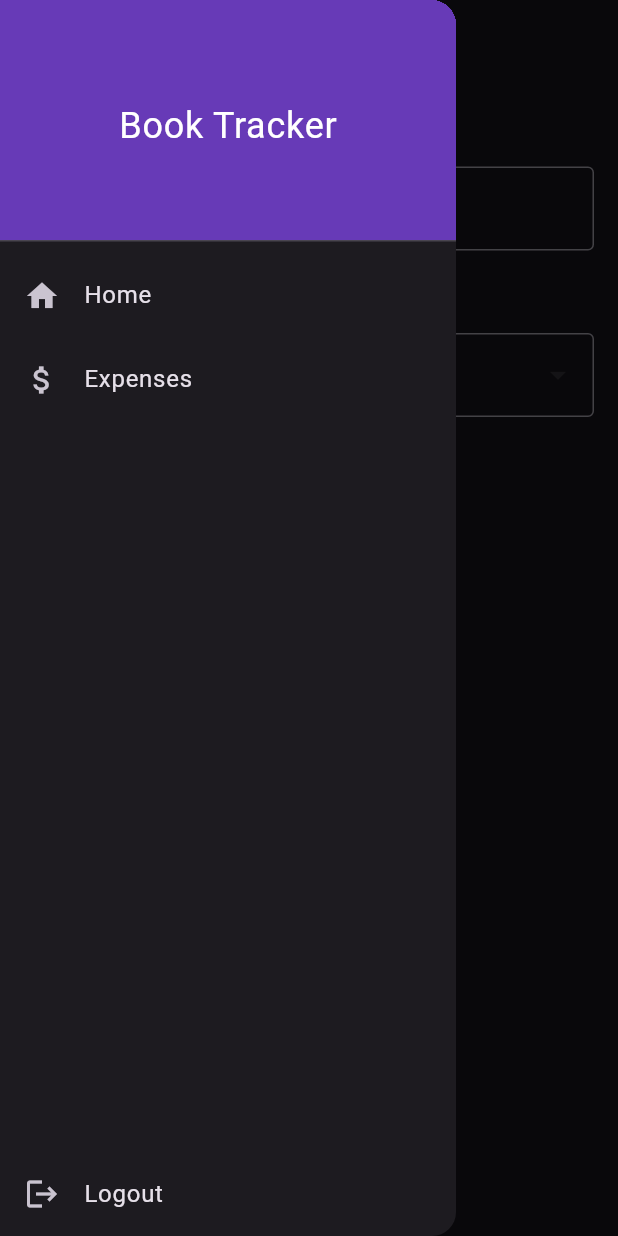
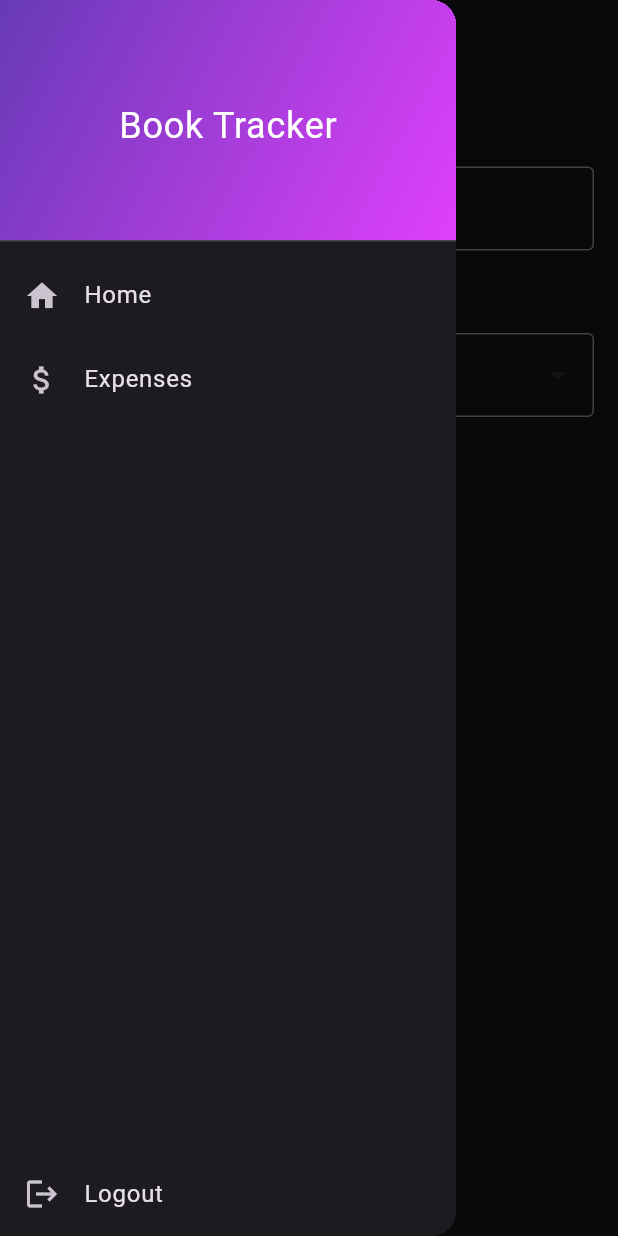
Before and after one commit to ThriveShadow/book-tracker, a Flutter app: the ExpensesScreen screen opened by its route, with the side drawer open, on a phone screen of 412 x 824 dp. Run offline on Flutter 3.47's test engine with Material 3 defaults, Android fonts, the phone set to English and light mode, and no system bars; drawn by our look-alikes of fl_chart; our stand-ins replace cloud_firestore, firebase_auth, firebase_core, google_sign_in; missing offline and left inert: simple_barcode_scanner; accounts and stored records are empty; network calls fail.

Commit message:
minor fix

```diff
--- a/lib/screens/expenses.dart
+++ b/lib/screens/expenses.dart
@@ -90,7 +90,7 @@ class _ExpensesScreenState extends State<ExpensesScreen> {
     });
   }
 
-  // Fetch the user's monthly budget from Firebase
+  // Fetch user's monthly budget from Firebase
   Future<void> fetchBudget() async {
     final user = FirebaseAuth.instance.currentUser;
 
@@ -100,7 +100,7 @@ class _ExpensesScreenState extends State<ExpensesScreen> {
         builder: (context) {
           return const AlertDialog(
             title: Text('Error'),
-            content: Text('No user is logged in.'),
+            content: Text('Not logged in.'),
           );
         },
       );
@@ -115,7 +115,7 @@ class _ExpensesScreenState extends State<ExpensesScreen> {
       setState(() {
         monthlyBudget = data['monthlyBudget'].toDouble();
         budgetController.text =
-            monthlyBudget.toStringAsFixed(0); // Remove .0 from display
+            monthlyBudget.toStringAsFixed(0);
       });
     }
   }
@@ -148,7 +148,7 @@ class _ExpensesScreenState extends State<ExpensesScreen> {
     setState(() {
       monthlyBudget = budget;
       budgetController.text =
-          budget.toStringAsFixed(0); // Remove .0 from display
+          budget.toStringAsFixed(0);
     });
 
     // Recalculate expenses after updating budget
@@ -167,7 +167,7 @@ class _ExpensesScreenState extends State<ExpensesScreen> {
         builder: (context) {
           return const AlertDialog(
             title: Text('Error'),
-            content: Text('No user is logged in.'),
+            content: Text('Not logged in.'),
           );
         },
       );
@@ -231,9 +231,6 @@ class _ExpensesScreenState extends State<ExpensesScreen> {
               keyboardType: TextInputType.number,
               onChanged: (value) {
                 saveBudget(value); // Save budget automatically as user types
-              },
-              onSubmitted: (value) {
-                saveBudget(value); // Save budget when the user submits
               },
             ),
             const SizedBox(height: 16),
@@ -303,7 +300,7 @@ class _ExpensesScreenState extends State<ExpensesScreen> {
                       title: 'Rp ${formatAmount(totalExpenses)}',
                       color: isOverBudget
                           ? Colors.red
-                          : Colors.blue, // Red if over budget
+                          : Colors.blue,
                       radius: 60,
                     ),
                     PieChartSectionData(
@@ -312,7 +309,7 @@ class _ExpensesScreenState extends State<ExpensesScreen> {
                           'Rp ${formatAmount(monthlyBudget - totalExpenses)}',
                       color: isOverBudget
                           ? Colors.red.withOpacity(0.4)
-                          : Colors.grey, // Red if over budget
+                          : Colors.grey,
                       radius: 60,
                     ),
                   ],
@@ -324,7 +321,7 @@ class _ExpensesScreenState extends State<ExpensesScreen> {
             const SizedBox(height: 16),
             Text(
               'Total Expenses: Rp ${formatAmount(totalExpenses)}',
-              style: TextStyle(
+              style: const TextStyle(
                 fontSize: 20,
                 fontWeight: FontWeight.bold,
               ),
@@ -332,7 +329,7 @@ class _ExpensesScreenState extends State<ExpensesScreen> {
             const SizedBox(height: 16),
             Text(
               'Remaining Budget: Rp ${formatAmount(monthlyBudget - totalExpenses)}',
-              style: TextStyle(
+              style: const TextStyle(
                 fontSize: 16,
               ),
             ),
--- a/lib/widgets/drawer.dart
+++ b/lib/widgets/drawer.dart
@@ -12,7 +12,11 @@ class CustomDrawer extends StatelessWidget {
         children: [
           const DrawerHeader(
             decoration: BoxDecoration(
-              color: Colors.deepPurple,
+              gradient: LinearGradient(
+                colors: [Colors.deepPurple, Colors.purpleAccent],
+                begin: Alignment.topLeft,
+                end: Alignment.bottomRight,
+              ),
             ),
             child: Center(
               child: Text(
```
Also changed, not shown: lib/screens/login.dart (+12 -12 lines), lib/screens/auth.dart (line endings or trailing spaces).
